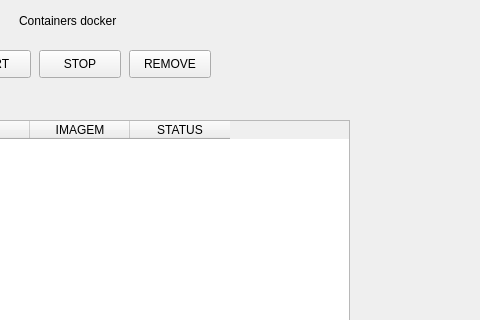
Old version of the form untitled.ui in the repository diego5x/DockerGUI; both pictures show x 321 to 801 and y 0 to 320 of the 801 by 600 pixel window.
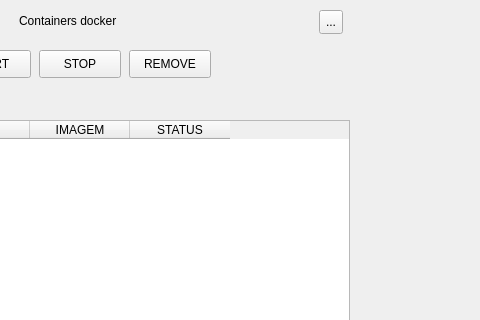
New version of the form. Icons and pictures are not drawn.

Commit message: feat: adicionando botao para atualizar a lista de container

The edit to the form file:
```diff
--- a/untitled.ui
+++ b/untitled.ui
@@ -96,6 +96,22 @@
      </property>
     </column>
    </widget>
+   <widget class="QToolButton" name="toolButton">
+    <property name="geometry">
+     <rect>
+      <x>640</x>
+      <y>10</y>
+      <width>24</width>
+      <height>24</height>
+     </rect>
+    </property>
+    <property name="text">
+     <string>...</string>
+    </property>
+    <property name="icon">
+     <iconset theme="QIcon::ThemeIcon::ObjectRotateRight"/>
+    </property>
+   </widget>
   </widget>
   <widget class="QMenuBar" name="menubar">
    <property name="geometry">
```
The commit also changes 1 other file.
